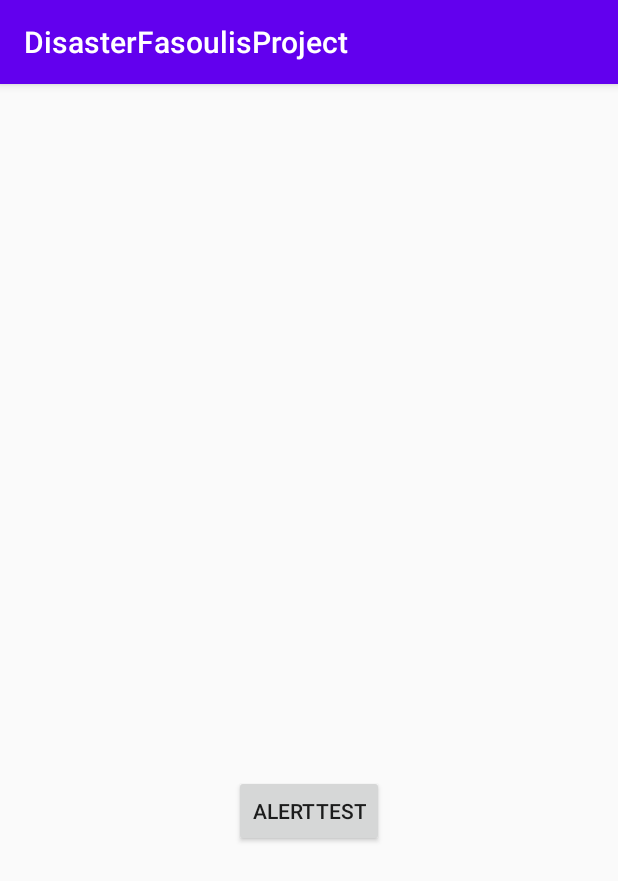
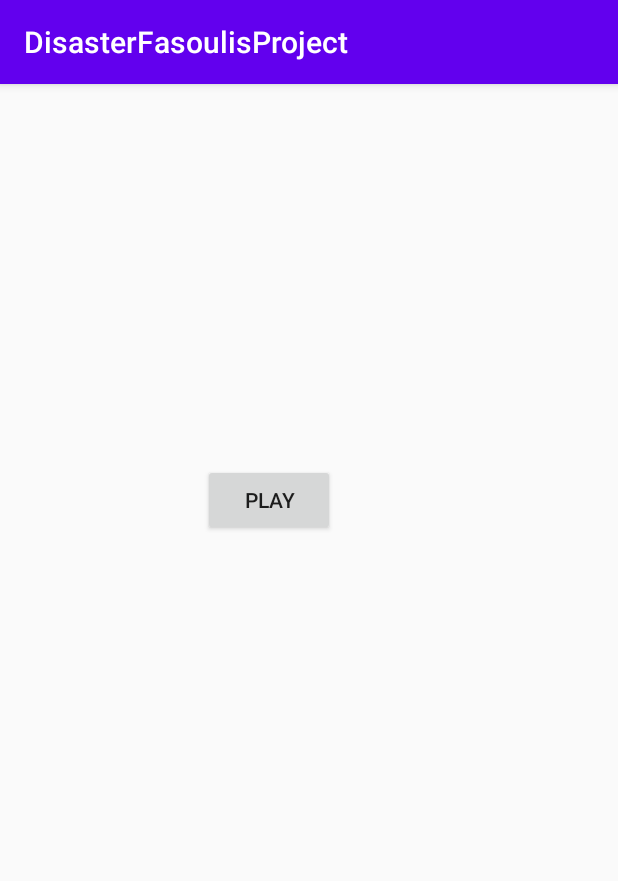
Before and after one commit to melifas/DisasterFasoulisProject, an Android app: the AccelerometerActivity screen opened directly, with no data from a screen before it, on a phone screen of 412 x 824 dp. Shown: the top 881 px of the screen. Run offline under Robolectric (Android 15) with nearby library versions, the phone set to English and light mode, and no system bars.

Commit message:
play Music for use in countdown

```diff
--- a/app/src/main/java/com/example/disasterfasoulisproject/AccelerometerActivity.java
+++ b/app/src/main/java/com/example/disasterfasoulisproject/AccelerometerActivity.java
@@ -8,12 +8,18 @@ import android.hardware.Sensor;
 import android.hardware.SensorEvent;
 import android.hardware.SensorEventListener;
 import android.hardware.SensorManager;
+import android.media.MediaPlayer;
 import android.os.Bundle;
 import android.view.View;
+import android.widget.Button;
 import android.widget.Toast;
 
 public class AccelerometerActivity extends AppCompatActivity implements SensorEventListener {
+
+    private  Button btnPlayMusic;
     private SensorManager sensorManager;
+    private MediaPlayer mediaPlayer;
+
     Sensor accelerometer;
 
     @Override
@@ -21,12 +27,58 @@ public class AccelerometerActivity extends AppCompatActivity implements SensorEv
         super.onCreate(savedInstanceState);
         setContentView(R.layout.activity_accelerometer);
 
+        mediaPlayer = new MediaPlayer();
+        mediaPlayer = MediaPlayer.create(AccelerometerActivity.this,R.raw.count );
+
+        btnPlayMusic = findViewById(R.id.btnPlay);
+
         sensorManager = (SensorManager) getSystemService(SENSOR_SERVICE);
         accelerometer = sensorManager.getDefaultSensor(Sensor.TYPE_ACCELEROMETER);
         sensorManager.registerListener((SensorEventListener) AccelerometerActivity.this, accelerometer,SensorManager.SENSOR_DELAY_NORMAL);
 
+        btnPlayMusic.setOnClickListener(new View.OnClickListener() {
+            @Override
+            public void onClick(View v) {
+                if (mediaPlayer.isPlaying()){
+                    pauseMusic();
+                }else {
+                    playMusic();
+                }
+            }
+        });
+
     }
 
+    //------------------------------------Stop and Start Music Music----------------------------------//
+    public void pauseMusic(){
+        if (mediaPlayer!=null){
+            mediaPlayer.pause();
+            btnPlayMusic.setText("Play");
+        }
+    }
+
+    public void playMusic(){
+        if (mediaPlayer!=null){
+            mediaPlayer.start();
+            btnPlayMusic.setText("Pause");
+        }
+    }
+    //------------------------------------Stop and Start Music Music----------------------------------//
+
+    //-----------------------In Case Activity Is Destroyed and Music is Playing------------------------//
+
+    @Override
+    protected void onDestroy() {
+        super.onDestroy();
+        if (mediaPlayer!=null){
+            mediaPlayer.pause();
+            mediaPlayer.release();
+        }
+    }
+
+    //------------------------------------------------------------------------------------------------//
+
+    //--------------Methods Implemented from SensorEventListener Interface-----------------------------//
 
     @Override
     public void onSensorChanged(SensorEvent sensorEvent) {
@@ -52,6 +104,7 @@ public class AccelerometerActivity extends AppCompatActivity implements SensorEv
     public void onAccuracyChanged(Sensor sensor, int i) {
 
     }
+    //---------------------------------------------------------------------------------------------------//
 
     public void AlertDialog(View view){
         AlertDialog.Builder alert = new AlertDialog.Builder(AccelerometerActivity.this);
--- a/app/src/main/res/layout/activity_accelerometer.xml
+++ b/app/src/main/res/layout/activity_accelerometer.xml
@@ -7,13 +7,12 @@
     tools:context=".AccelerometerActivity">
 
     <Button
-        android:id="@+id/button"
+        android:id="@+id/btnPlay"
         android:layout_width="wrap_content"
         android:layout_height="wrap_content"
-        android:layout_marginBottom="259dp"
-        android:onClick="AlertDialog"
-        android:text="AlertTest"
-        app:layout_constraintBottom_toBottomOf="parent"
-        app:layout_constraintEnd_toEndOf="parent"
-        app:layout_constraintStart_toStartOf="parent" />
+        android:layout_marginStart="135dp"
+        android:layout_marginTop="253dp"
+        android:text="Play"
+        app:layout_constraintStart_toStartOf="parent"
+        app:layout_constraintTop_toTopOf="parent" />
 </androidx.constraintlayout.widget.ConstraintLayout>
```
Also changed, not shown: 1 other file.
